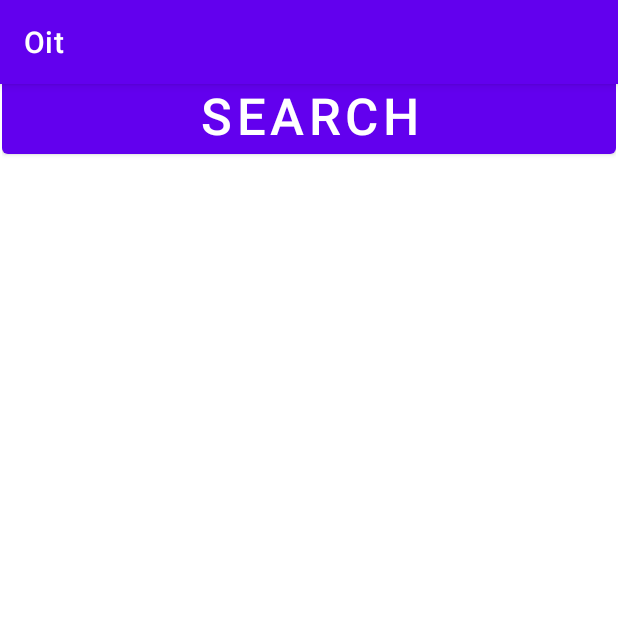
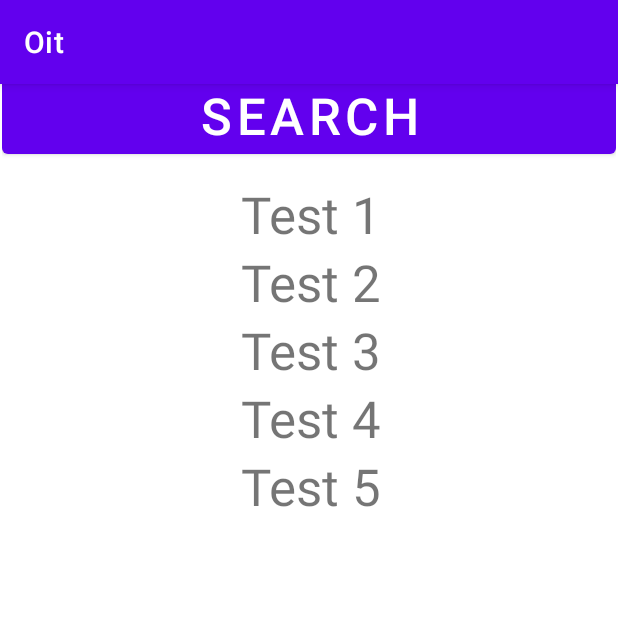
Before and after one commit to AungMyatLwin/Oit, an Android app: the screen it shows after launch (MainActivity), after a tap on "SIGNIN", on a phone screen of 412 x 824 dp, the top half of it. Run offline under Robolectric (Android 15) with nearby library versions, the light colour scheme and no system bars.

Commit message:
added RecyclerViewAdapter

```diff
--- /dev/null
+++ b/app/src/main/java/com/rig/oit/recyclerviews/RecyclerViewAdapter.kt
@@ -0,0 +1,35 @@
+package com.rig.oit.recyclerviews
+
+import android.view.LayoutInflater
+import android.view.View
+import android.view.ViewGroup
+import android.widget.TextView
+import androidx.recyclerview.widget.RecyclerView
+import com.rig.oit.R
+
+class RecyclerViewAdapter():RecyclerView.Adapter<MyViewHolder>() {
+    private var testRecyclerView = arrayListOf<String>(
+        "Test 1",
+        "Test 2",
+        "Test 3",
+        "Test 4",
+         "Test 5"
+    )
+    override fun onCreateViewHolder(parent: ViewGroup, viewType: Int): MyViewHolder {
+        var layoutInflater = LayoutInflater.from(parent.context)
+        val listItem = layoutInflater.inflate(R.layout.list_item, parent, false)
+        return MyViewHolder(listItem)
+    }
+
+    override fun onBindViewHolder(holder: MyViewHolder, position: Int) {
+        holder.itemView.findViewById<TextView>(R.id.textview).text = testRecyclerView[position]
+    }
+
+    override fun getItemCount(): Int {
+        return testRecyclerView.size
+    }
+}
+
+class MyViewHolder(val v:View):RecyclerView.ViewHolder(v){
+
+}
--- a/app/src/main/java/com/rig/oit/screens/MainFragment.kt
+++ b/app/src/main/java/com/rig/oit/screens/MainFragment.kt
@@ -34,6 +34,7 @@
 
         binding.signIn.setOnClickListener {
             viewModel.signIn(binding.emailSignIn.text.toString(), binding.passwordSignIn.text.toString())
+            viewModel.liveDataMsg.value?.let { it1 -> toastMsg(it1) }
             it.findNavController().navigate(R.id.action_mainFragment_to_signedFragment)
         }
 
@@ -42,5 +43,8 @@
         }
         return binding.root
     }
+    fun toastMsg(msg:String){
+        Toast.makeText(context, msg, Toast.LENGTH_LONG).show()
+    }
 
 }
--- a/app/src/main/java/com/rig/oit/screens/SignedFragment.kt
+++ b/app/src/main/java/com/rig/oit/screens/SignedFragment.kt
@@ -5,56 +5,27 @@
 import android.view.LayoutInflater
 import android.view.View
 import android.view.ViewGroup
+import androidx.recyclerview.widget.LinearLayoutManager
 import com.rig.oit.R
+import com.rig.oit.databinding.FragmentSignedBinding
+import com.rig.oit.recyclerviews.RecyclerViewAdapter
 
-// TODO: Rename parameter arguments, choose names that match
-// the fragment initialization parameters, e.g. ARG_ITEM_NUMBER
-private const val ARG_PARAM1 = "param1"
-private const val ARG_PARAM2 = "param2"
-
-/**
- * A simple [Fragment] subclass.
- * Use the [SignedFragment.newInstance] factory method to
- * create an instance of this fragment.
- */
 class SignedFragment : Fragment() {
-    // TODO: Rename and change types of parameters
-    private var param1: String? = null
-    private var param2: String? = null
 
     override fun onCreate(savedInstanceState: Bundle?) {
         super.onCreate(savedInstanceState)
-        arguments?.let {
-            param1 = it.getString(ARG_PARAM1)
-            param2 = it.getString(ARG_PARAM2)
-        }
     }
-
+    private var _binding:FragmentSignedBinding?=null
+    private val binding get() = _binding!!
     override fun onCreateView(
         inflater: LayoutInflater, container: ViewGroup?,
         savedInstanceState: Bundle?
     ): View? {
-        // Inflate the layout for this fragment
-        return inflater.inflate(R.layout.fragment_signed, container, false)
+        _binding = FragmentSignedBinding.inflate(layoutInflater)
+
+        binding.recyclerView.layoutManager = LinearLayoutManager(requireContext())
+        binding.recyclerView.adapter = RecyclerViewAdapter()
+        return binding.root
     }
 
-    companion object {
-        /**
-         * Use this factory method to create a new instance of
-         * this fragment using the provided parameters.
-         *
-         * @param param1 Parameter 1.
-         * @param param2 Parameter 2.
-         * @return A new instance of fragment SignedFragment.
-         */
-        // TODO: Rename and change types and number of parameters
-        @JvmStatic
-        fun newInstance(param1: String, param2: String) =
-            SignedFragment().apply {
-                arguments = Bundle().apply {
-                    putString(ARG_PARAM1, param1)
-                    putString(ARG_PARAM2, param2)
-                }
-            }
-    }
 }
--- a/app/src/main/java/com/rig/oit/viewmodel/MyViewModel.kt
+++ b/app/src/main/java/com/rig/oit/viewmodel/MyViewModel.kt
@@ -1,5 +1,6 @@
 package com.rig.oit.viewmodel
 
+import android.provider.ContactsContract.CommonDataKinds.Email
 import android.util.Log
 import android.widget.Toast
 import androidx.lifecycle.LiveData
@@ -9,14 +10,21 @@
 class MyViewModel: ViewModel() {
     private var email=MutableLiveData("String")
     private var password = MutableLiveData("String")
+    private var msg = MutableLiveData("String")
+    private var signUpName = MutableLiveData("String")
+    private var signupRePassword = MutableLiveData("String")
 
-    private var msg = MutableLiveData("String")
 
     var livedataEmail :LiveData<String> = email
     var livedataPassword : LiveData<String> = password
     var liveDataMsg :LiveData<String> = msg
 
+    var nameSignup: LiveData<String> = signUpName
+    var passwordReSignup:LiveData<String> = signupRePassword
+
     init {
+        signUpName.value = ""
+        signupRePassword.value = ""
         email.value = ""
         password.value = ""
     }
@@ -28,14 +36,27 @@
     fun setPassword(x:String){
         password.value = x
     }
+
+    fun setName(x:String){
+        signUpName.value = x
+    }
+    fun setRepassword(x:String){
+        signupRePassword.value = x
+    }
+
     fun signIn(emailInput:String, password:String){
         setEmail(emailInput)
         setPassword(password)
+
         msg.value =  "${this.email.value} and ${this.password.value}"
-        Log.d("Sgs", "signUp:${msg.value} ")
+        Log.d("Sgs", "signIn:${msg.value} ")
     }
 
-    fun signUp(){
-
+    fun signupSave(xName:String, xEmail: String, xPassword:String, xRePassword:String){
+        setName(xName)
+        setEmail(xEmail)
+        setPassword(xPassword)
+        setRepassword(xRePassword)
+        msg.value =  "${email.value} and ${password.value} ${signupRePassword.value}  ${signUpName.value}"
     }
 }
--- /dev/null
+++ b/app/src/main/res/layout/list_item.xml
@@ -0,0 +1,14 @@
+<?xml version="1.0" encoding="utf-8"?>
+<LinearLayout xmlns:android="http://schemas.android.com/apk/res/android"
+    android:orientation="vertical"
+    android:layout_width="match_parent"
+    android:layout_height="wrap_content">
+    <TextView
+        android:layout_width="match_parent"
+        android:layout_height="wrap_content"
+        android:text="wwww"
+        android:gravity="center_horizontal"
+        android:id="@+id/textview"
+        android:textSize="34sp"
+        />
+</LinearLayout>
```
Also changed, not shown: app/src/main/java/com/rig/oit/screens/SignUpFragment.kt (+24 -4 lines), app/src/main/res/layout/fragment_sign_up.xml (+8 -0 lines).
